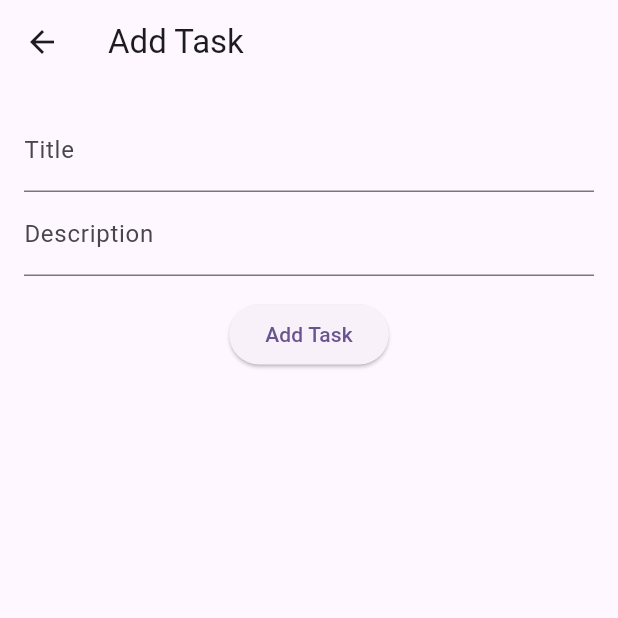
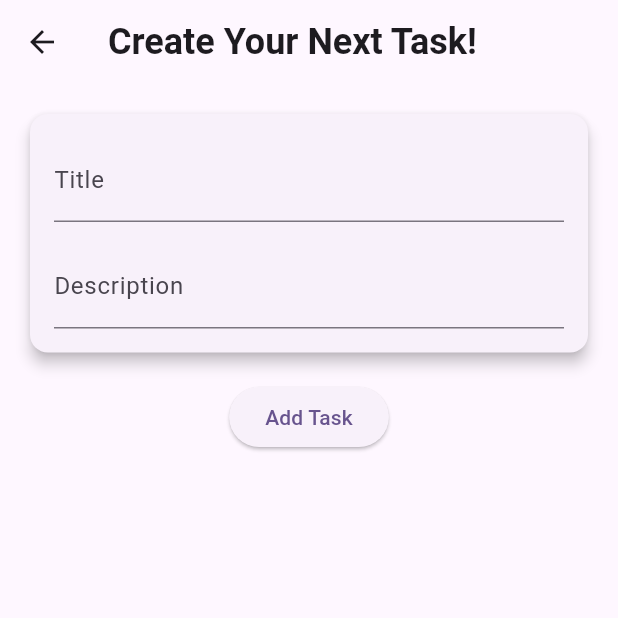
Before and after one commit to Zlahrouni/angular-flutter-cloud, a Flutter app: the AddTaskPage screen opened directly with empty values, after a tap on "Add Task", on a phone screen of 412 x 824 dp, the top half of it. Run offline on Flutter 3.47's test engine with Material 3 defaults, Android fonts, the phone set to English and light mode, and no system bars; our stand-ins replace cloud_firestore, convex_bottom_bar, firebase_auth, firebase_core, flutter_slidable, google_sign_in; accounts and stored records are empty.

Commit message:
Styling, Updating add task

```diff
--- a/front_flutter/lib/main.dart
+++ b/front_flutter/lib/main.dart
@@ -29,7 +29,7 @@ class MyApp extends StatelessWidget {
   @override
   Widget build(BuildContext context) {
     return MaterialApp(
-      title: 'Flutter Demo',
+      title: 'TaskMan',
       theme: ThemeData(
         colorScheme: ColorScheme.fromSeed(seedColor: Colors.deepPurple),
         useMaterial3: true,
--- a/front_flutter/lib/models/task.dart
+++ b/front_flutter/lib/models/task.dart
@@ -4,10 +4,11 @@ class Task {
   final String id;
   final String title;
   final String description;
+  final String author;
   late String status;
   late DateTime date;
 
-  Task({required this.id, required this.title, required this.description, this.status = 'todo', required this.date});
+  Task({required this.id, required this.title, required this.description, required this.author, this.status = 'todo', required this.date});
 
   // Create a Task object from Firestore data
   factory Task.fromFirestore(DocumentSnapshot doc) {
@@ -16,6 +17,7 @@ class Task {
       id: doc.id,
       title: data['title'] ?? '',
       description: data['description'] ?? '',
+      author: data['author'] ?? '',
       status: data['status'] ?? 'Todo',
       date: (data['date'] != null) ? (data['date'] as Timestamp).toDate() : DateTime.now(),
     );
@@ -24,6 +26,7 @@ class Task {
     return {
       'title': title,
       'description': description,
+      'author': author,
       'status': status,
       'date': date,
     };
--- a/front_flutter/lib/screen/add_task_page.dart
+++ b/front_flutter/lib/screen/add_task_page.dart
@@ -1,6 +1,7 @@
 import 'package:flutter/cupertino.dart';
 import 'package:flutter/material.dart';
 import '../models/task.dart';
+import '../services/auth_service.dart';
 import '../services/task_service.dart';
 
 class AddTaskPage extends StatefulWidget {
@@ -12,23 +13,57 @@ class AddTaskPage extends StatefulWidget {
   State<AddTaskPage> createState() => _AddTaskPageState();
 }
 
-class _AddTaskPageState extends State<AddTaskPage> {
+class _AddTaskPageState extends State<AddTaskPage> with SingleTickerProviderStateMixin {
   final TextEditingController _titleController = TextEditingController();
   final TextEditingController _descriptionController = TextEditingController();
   final TaskService _taskService = TaskService();
+  final AuthService authService = AuthService();
+  late AnimationController _controller;
+  late Animation<double> _animation;
+
+  @override
+  void initState() {
+    super.initState();
+    _controller = AnimationController(
+      duration: const Duration(milliseconds: 500),
+      vsync: this,
+    );
+    _animation = CurvedAnimation(
+      parent: _controller,
+      curve: Curves.easeIn,
+    );
+    _controller.forward();
+  }
 
   @override
   void dispose() {
     _titleController.dispose();
     _descriptionController.dispose();
+    _controller.dispose();
     super.dispose();
   }
 
   @override
   Widget build(BuildContext context) {
-    return Scaffold(
-      appBar: AppBar(title: const Text('Add Task')),
+    return FadeTransition(
+      opacity: _animation,
+      child: Scaffold(
+        appBar: AppBar(
+          title: const Text(
+            'Create Your Next Task!',
+            style: TextStyle(
+              fontSize: 24,
+              fontWeight: FontWeight.bold,
+            ),
+          ),
+        ),
         body: Padding(
+          padding: const EdgeInsets.all(16.0),
+          child: Column(
+            children: [
+              Card(
+                elevation: 4,
+                child: Padding(
                   padding: const EdgeInsets.all(16.0),
                   child: Column(
                     children: [
@@ -36,15 +71,20 @@ class _AddTaskPageState extends State<AddTaskPage> {
                         controller: _titleController,
                         decoration: const InputDecoration(labelText: 'Title'),
                       ),
+                      const SizedBox(height: 15),
                       TextField(
                         controller: _descriptionController,
                         decoration: const InputDecoration(labelText: 'Description'),
+                      ),
+                    ],
+                  ),
+                ),
               ),
               const SizedBox(height: 15),
               ElevatedButton(
                 onPressed: () async {
                   // Add task logic
-                await _taskService.addTask(_titleController.text, _descriptionController.text);
+                  await _taskService.addTask(_titleController.text, _descriptionController.text, authService.currentUser?.email ?? '');
                   widget.onTaskAdded(); // Notify parent widget
                 },
                 child: const Text('Add Task'),
@@ -52,6 +92,7 @@ class _AddTaskPageState extends State<AddTaskPage> {
             ],
           ),
         ),
+      ),
     );
   }
 }
--- a/front_flutter/lib/screen/edit_task_page.dart
+++ b/front_flutter/lib/screen/edit_task_page.dart
@@ -71,6 +71,7 @@ class _EditTaskPageState extends State<EditTaskPage> {
                     id: widget.task.id,
                     title: title,
                     description: description,
+                    author: widget.task.author,
                     status: widget.task.status,
                     date: widget.task.date,
                   );
--- a/front_flutter/lib/screen/task_list_page.dart
+++ b/front_flutter/lib/screen/task_list_page.dart
@@ -1,8 +1,10 @@
 import 'package:flutter/material.dart';
 import 'package:flutter_slidable/flutter_slidable.dart';
+import 'package:intl/intl.dart';
 
 import '../models/task.dart';
 import '../services/task_service.dart';
+import '../services/auth_service.dart';
 import 'edit_task_page.dart';
 
 class TaskListPage extends StatefulWidget {
@@ -14,13 +16,36 @@ class TaskListPage extends StatefulWidget {
   State<TaskListPage> createState() => _TaskListPageState();
 }
 
-class _TaskListPageState extends State<TaskListPage> {
+class _TaskListPageState extends State<TaskListPage> with SingleTickerProviderStateMixin {
   final TaskService taskService = TaskService();
+  final AuthService authService = AuthService();
+  late AnimationController _controller;
+  late Animation<double> _animation;
+
+  @override
+  void initState() {
+    super.initState();
+    _controller = AnimationController(
+      duration: const Duration(milliseconds: 500),
+      vsync: this,
+    );
+    _animation = CurvedAnimation(
+      parent: _controller,
+      curve: Curves.easeIn,
+    );
+    _controller.forward();
+  }
+
+  @override
+  void dispose() {
+    _controller.dispose();
+    super.dispose();
+  }
 
   @override
   Widget build(BuildContext context) {
     return StreamBuilder<List<Task>>(
-      stream: widget.byAuthor != null ? taskService.steamTasksByAuthor(widget.byAuthor!) : taskService.streamTasks(),
+      stream: widget.byAuthor != null ? taskService.streamTasksByAuthor(widget.byAuthor!) : taskService.streamTasks(),
       builder: (context, snapshot) {
         if (snapshot.connectionState == ConnectionState.waiting) {
           return const Center(child: CircularProgressIndicator());
@@ -30,22 +55,35 @@ class _TaskListPageState extends State<TaskListPage> {
           return const Center(child: Text("No tasks available"));
         } else {
           final tasks = snapshot.data!;
+          final currentUserEmail = authService.currentUser?.email;
+
           return ListView.builder(
             itemCount: tasks.length,
             itemBuilder: (context, index) {
               final task = tasks[index];
               String nextStatutLabel;
+              Color statusColor;
+
               if (task.status == 'pending') {
                 nextStatutLabel = 'end';
+                statusColor = Colors.yellow;
               } else if (task.status == 'todo') {
                 nextStatutLabel = 'pending';
+                statusColor = Colors.blue;
               } else {
                 nextStatutLabel = '';
+                statusColor = Colors.green;
               }
 
-              return Slidable(
+              return FadeTransition(
+                opacity: _animation,
+                child: Padding(
+                  padding: const EdgeInsets.symmetric(vertical: 8.0, horizontal: 16.0),
+                  child: Card(
+                    elevation: 4,
+                    child: Slidable(
                       key: ValueKey(task.id),
-                startActionPane: ActionPane(
+                      startActionPane: task.author == currentUserEmail ? ActionPane(
                           motion: const ScrollMotion(),
                           children: [
                             SlidableAction(
@@ -60,8 +98,8 @@ class _TaskListPageState extends State<TaskListPage> {
                               backgroundColor: Colors.grey,
                               icon: Icons.edit,
                             )
-                    ]),
-                endActionPane: ActionPane(
+                          ]) : null,
+                      endActionPane: task.author == currentUserEmail ? ActionPane(
                         motion: const ScrollMotion(),
                         children: [
                           if (nextStatutLabel.isNotEmpty)
@@ -71,6 +109,7 @@ class _TaskListPageState extends State<TaskListPage> {
                                   id: task.id,
                                   title: task.title,
                                   description: task.description,
+                                  author: task.author,
                                   date: task.date,
                                 );
                                 if (nextStatutLabel == 'end') {
@@ -102,12 +141,43 @@ class _TaskListPageState extends State<TaskListPage> {
                             label: 'Delete',
                           ),
                         ],
+                      ) : null,
+                      child: Container(
+                        decoration: BoxDecoration(
+                          color: task.author == currentUserEmail && widget.byAuthor == null ? Colors.lightBlueAccent  : Colors.white,
+                          border: const Border(
+                            bottom: BorderSide(
+                              color: Colors.grey,
+                              width: 1,
                             ),
-                child: Container(
-                  color: nextStatutLabel == '' ? Colors.red.shade100 : Colors.transparent,
+                          ),
+                        ),
                         child: ListTile(
-                    title: Text(task.title),
-                    subtitle: Text(task.description),
+                          title: Text(
+                              task.title,
+                              style: const TextStyle(
+                                color: Colors.black,
+                                fontWeight: FontWeight.w800,
+                              )),
+                          subtitle: Column(
+                            crossAxisAlignment: CrossAxisAlignment.start,
+                            children: [
+                              Text(
+                                task.description.length > 40
+                                    ? '${task.description.substring(0, 40)}...'
+                                    : task.description,
+                              ),
+                              Text('Author: ${task.author.isEmpty ? "Unknown" : task.author == currentUserEmail ? 'You' : task.author}'),
+                              Text('Date: ${DateFormat("EEE. dd MMM yy - HH:mm").format(task.date)}'),
+                            ],
+                          ),
+                          trailing: Container(
+                            width: 10,
+                            color: statusColor,
+                          ),
+                        ),
+                      ),
+                    ),
                   ),
                 ),
               );
--- a/front_flutter/lib/services/task_service.dart
+++ b/front_flutter/lib/services/task_service.dart
@@ -23,16 +23,17 @@ class TaskService {
   }
 
   // Add a new task to Firestore
-  Future<void> addTask(String title, String description) async {
+  Future<void> addTask(String title, String description, String author) async {
+    print('Adding task author: $author');
     Task newTask = Task(
         id: uuid.v4(),
         title: title,
         description: description,
+        author: author,
         status: 'todo',
         date: DateTime.now()
     );
-    print("TaskID: ${newTask.id}");
-    print("Task: ${newTask.toMap()}");
+    print('Adding task: ${newTask.toMap()}');
     try {
       await _firestore.collection('task').doc(newTask.id).set(newTask.toMap());  // Assuming Task has a toMap method
     } catch (e) {
@@ -76,21 +77,21 @@ class TaskService {
   }
 
   Stream<List<Task>> streamTasks() {
-    return _firestore.collection('task').snapshots().map((snapshot) {
+    return _firestore.collection('task').orderBy('date', descending: true).snapshots().map((snapshot) {
       return snapshot.docs.map((doc) {
         return Task.fromFirestore(doc);
       }).toList();
     });
   }
 
-  Stream<List<Task>> steamTasksByAuthor(String author) {
-    print('author: $author');
-    return _firestore.collection('task').where('author', isEqualTo: author).snapshots().map((snapshot) {
+  Stream<List<Task>> streamTasksByAuthor(String author) {
+    return _firestore.collection('task')
+        .where('author', isEqualTo: author)
+        .snapshots()
+        .map((snapshot) {
       return snapshot.docs.map((doc) {
         return Task.fromFirestore(doc);
       }).toList();
     });
   }
-
-
 }
--- a/front_flutter/pubspec.yaml
+++ b/front_flutter/pubspec.yaml
@@ -35,6 +35,7 @@ dependencies:
   firebase_auth: ^4.15.3
   google_sign_in: ^6.1.6
   cloud_firestore:
+  intl:
 
 
   # The following adds the Cupertino Icons font to your application.
```
Also changed, not shown: front_flutter/pubspec.lock. Lines whose indentation alone changed are shown as unchanged.
